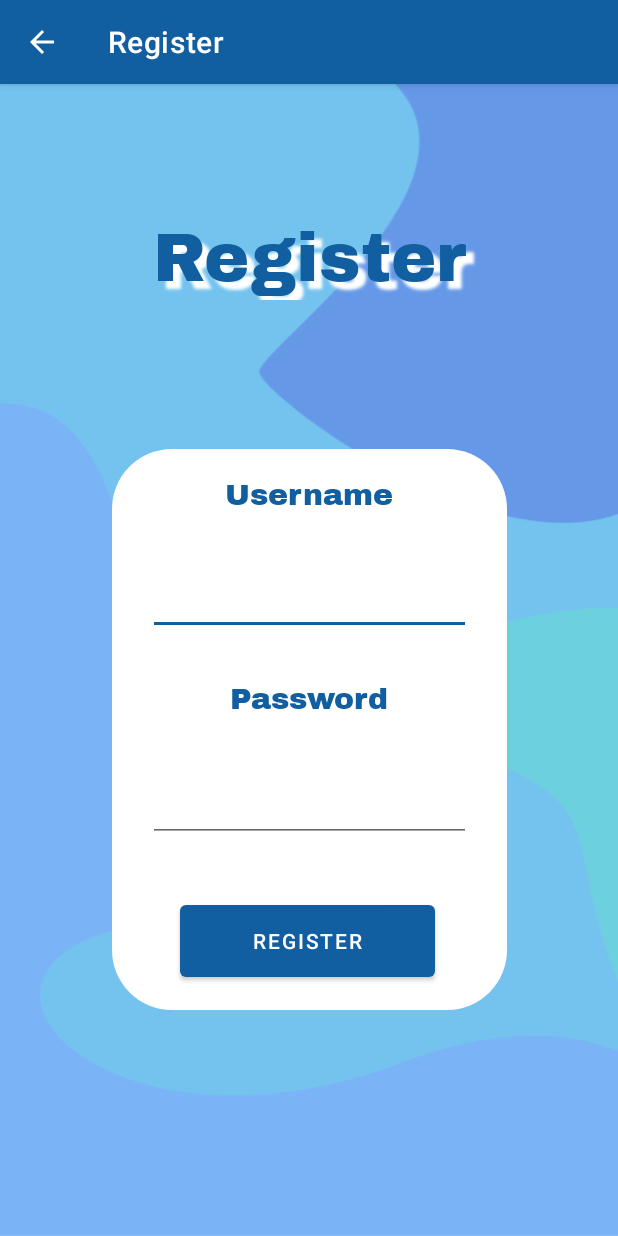
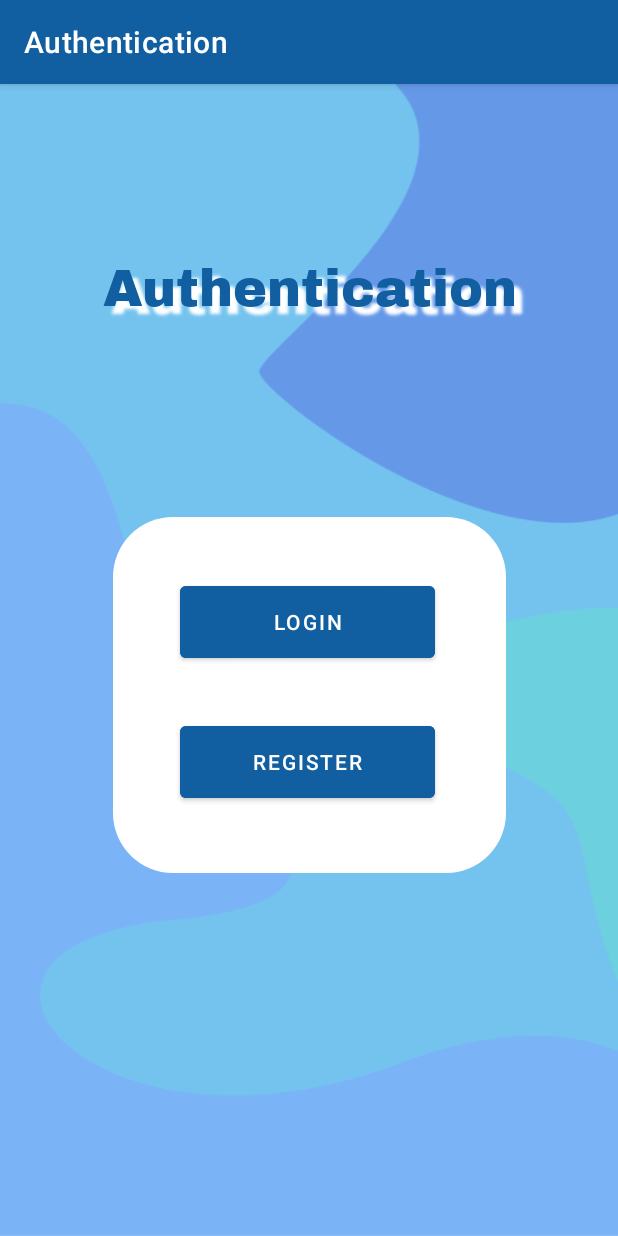
Before and after one commit to sranker17/SETCardGame, an Android app: the screen it shows after launch (RegisterActivity before the commit, AuthenticationActivity after it), on a phone screen of 412 x 824 dp. Run offline under Robolectric (Android 15) with nearby library versions, the phone set to English and light mode, and no system bars; our stand-ins replace Volley; Roboto replaces fonts that are not available here.

Commit message:
add authentication page and fix login

```diff
--- /dev/null
+++ b/app/src/main/java/com/example/setcardgame/viewmodel/AuthenticationActivity.java
@@ -0,0 +1,28 @@
+package com.example.setcardgame.viewmodel;
+
+import android.content.Intent;
+import android.os.Bundle;
+import android.view.View;
+
+import androidx.appcompat.app.AppCompatActivity;
+
+import com.example.setcardgame.R;
+
+public class AuthenticationActivity extends AppCompatActivity {
+
+    @Override
+    protected void onCreate(Bundle savedInstanceState) {
+        super.onCreate(savedInstanceState);
+        setContentView(R.layout.activity_authentication);
+    }
+
+    public void switchToLogin(View v) {
+        Intent sp = new Intent(this, LoginActivity.class);
+        startActivity(sp);
+    }
+
+    public void switchToRegister(View v) {
+        Intent sp = new Intent(this, RegisterActivity.class);
+        startActivity(sp);
+    }
+}
--- a/app/src/main/java/com/example/setcardgame/viewmodel/MainActivity.java
+++ b/app/src/main/java/com/example/setcardgame/viewmodel/MainActivity.java
@@ -10,13 +10,17 @@ import androidx.appcompat.app.AppCompatActivity;
 import androidx.appcompat.app.AppCompatDelegate;
 
 import com.example.setcardgame.R;
-import com.example.setcardgame.model.Username;
+import com.example.setcardgame.exception.RefreshException;
+import com.example.setcardgame.service.AuthService;
 import com.example.setcardgame.viewmodel.multiplayer.SelectMultiplayerTypeActivity;
 import com.example.setcardgame.viewmodel.scoreboard.ScoreboardActivity;
 
 public class MainActivity extends AppCompatActivity {
     private static final String AUTH = "auth";
+    private static final String TOKEN = "token";
+    private static final String USERNAME = "username";
     private static final String TAG = "Main activity";
+    private final AuthService authService = new AuthService(MainActivity.this);
 
     @Override
     protected void onCreate(Bundle savedInstanceState) {
@@ -25,25 +29,23 @@ public class MainActivity extends AppCompatActivity {
         AppCompatDelegate.setDefaultNightMode(AppCompatDelegate.MODE_NIGHT_NO);
         //TODO add Android Keystore
         SharedPreferences sp = getSharedPreferences(AUTH, MODE_PRIVATE);
-        //TODO use user login or register activity
-        if (sp.getString("username", null) == null) {
-            Log.i(TAG, "Registering new user");
-            switchToRegister();
+        if (sp.getString(USERNAME, null) == null) {
+            Log.i(TAG, "Switching to authentication");
+            switchToAuthentication();
         } else {
-            //TODO login with user credentials from sp
-            //TODO if cant login block multiplayer and scoreboard buttons (server probably unavailable)
+            try {
+                String refreshToken = authService.refreshToken();
+                SharedPreferences.Editor editor = sp.edit();
+                editor.putString(TOKEN, refreshToken);
+                editor.apply();
+            } catch (RefreshException e) {
+                //TODO if cant login block multiplayer and scoreboard buttons (server probably unavailable)
+            }
         }
-        //TODO remove this and use sp instead everywhere
-        Username.setName(sp.getString("username", null));
     }
 
-    public void switchToRegister() {
-        Intent d = new Intent(this, RegisterActivity.class);
-        startActivity(d);
-    }
-
-    public void switchToLogin() {
-        Intent d = new Intent(this, LoginActivity.class);
+    public void switchToAuthentication() {
+        Intent d = new Intent(this, AuthenticationActivity.class);
         startActivity(d);
     }
 
--- /dev/null
+++ b/app/src/main/res/layout/activity_authentication.xml
@@ -0,0 +1,72 @@
+<?xml version="1.0" encoding="utf-8"?>
+<androidx.constraintlayout.widget.ConstraintLayout xmlns:android="http://schemas.android.com/apk/res/android"
+    xmlns:app="http://schemas.android.com/apk/res-auto"
+    xmlns:tools="http://schemas.android.com/tools"
+    android:layout_width="match_parent"
+    android:layout_height="match_parent"
+    tools:context=".viewmodel.AuthenticationActivity"
+    android:background="@drawable/set_background">
+
+    <TextView
+        android:id="@+id/difficultyTV"
+        android:layout_width="0dp"
+        android:layout_height="wrap_content"
+        android:fontFamily="@font/archivo_black"
+        android:gravity="center"
+        android:shadowColor="@color/white"
+        android:shadowDx="8"
+        android:shadowDy="8"
+        android:shadowRadius="2"
+        android:text="@string/authentication"
+        android:textColor="@color/blue"
+        android:textSize="34sp"
+        app:layout_constraintBottom_toTopOf="@+id/view"
+        app:layout_constraintEnd_toEndOf="parent"
+        app:layout_constraintHorizontal_bias="0.0"
+        app:layout_constraintStart_toStartOf="parent"
+        app:layout_constraintTop_toTopOf="parent"
+        app:layout_constraintVertical_bias="0.467" />
+
+    <View
+        android:id="@+id/view"
+        android:layout_width="262dp"
+        android:layout_height="237dp"
+        android:background="@drawable/radius"
+        app:layout_constraintBottom_toBottomOf="parent"
+        app:layout_constraintEnd_toEndOf="parent"
+        app:layout_constraintStart_toStartOf="parent"
+        app:layout_constraintTop_toTopOf="parent"
+        app:layout_constraintVertical_bias="0.544" />
+
+    <Button
+        android:id="@+id/loginBtn"
+        android:layout_width="170dp"
+        android:layout_height="60dp"
+        android:backgroundTint="@color/blue"
+        android:gravity="center"
+        android:onClick="switchToLogin"
+        android:text="@string/loginText"
+        app:layout_constraintBottom_toBottomOf="@+id/view"
+        app:layout_constraintEnd_toEndOf="parent"
+        app:layout_constraintHorizontal_bias="0.497"
+        app:layout_constraintStart_toStartOf="parent"
+        app:layout_constraintTop_toTopOf="@+id/view"
+        app:layout_constraintVertical_bias="0.225" />
+
+    <Button
+        android:id="@+id/RegisterBtn"
+        android:layout_width="170dp"
+        android:layout_height="60dp"
+        android:layout_marginBottom="28dp"
+        android:backgroundTint="@color/blue"
+        android:gravity="center"
+        android:onClick="switchToRegister"
+        android:text="@string/registerText"
+        app:layout_constraintBottom_toBottomOf="@+id/view"
+        app:layout_constraintEnd_toEndOf="parent"
+        app:layout_constraintHorizontal_bias="0.497"
+        app:layout_constraintStart_toStartOf="parent"
+        app:layout_constraintTop_toBottomOf="@+id/loginBtn"
+        app:layout_constraintVertical_bias="0.673" />
+
+</androidx.constraintlayout.widget.ConstraintLayout>
--- a/app/src/main/res/values/strings.xml
+++ b/app/src/main/res/values/strings.xml
@@ -55,4 +55,6 @@
     <string name="accountError">Login failed</string>
     <string name="internalServerError">Internal server error</string>
     <string name="invalidParameters">Invalid parameters</string>
+    <string name="authentication">Authentication</string>
+    <string name="takenUsername">Username is already taken</string>
 </resources>
```
Also changed, not shown: app/src/main/AndroidManifest.xml (+7 -2 lines), app/src/main/java/com/example/setcardgame/viewmodel/LoginActivity.java (+6 -1 lines), app/src/main/java/com/example/setcardgame/viewmodel/RegisterActivity.java (+10 -5 lines), 1 other file.
